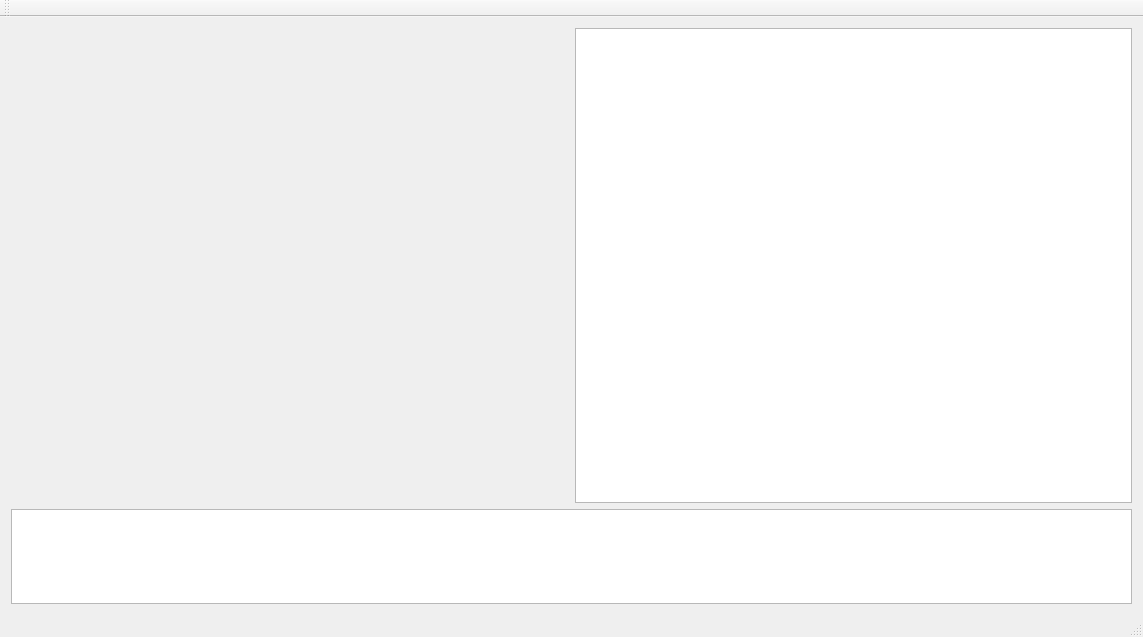
Qt form Rhea/mainwindow.ui (leuat/OK64) before a commit.
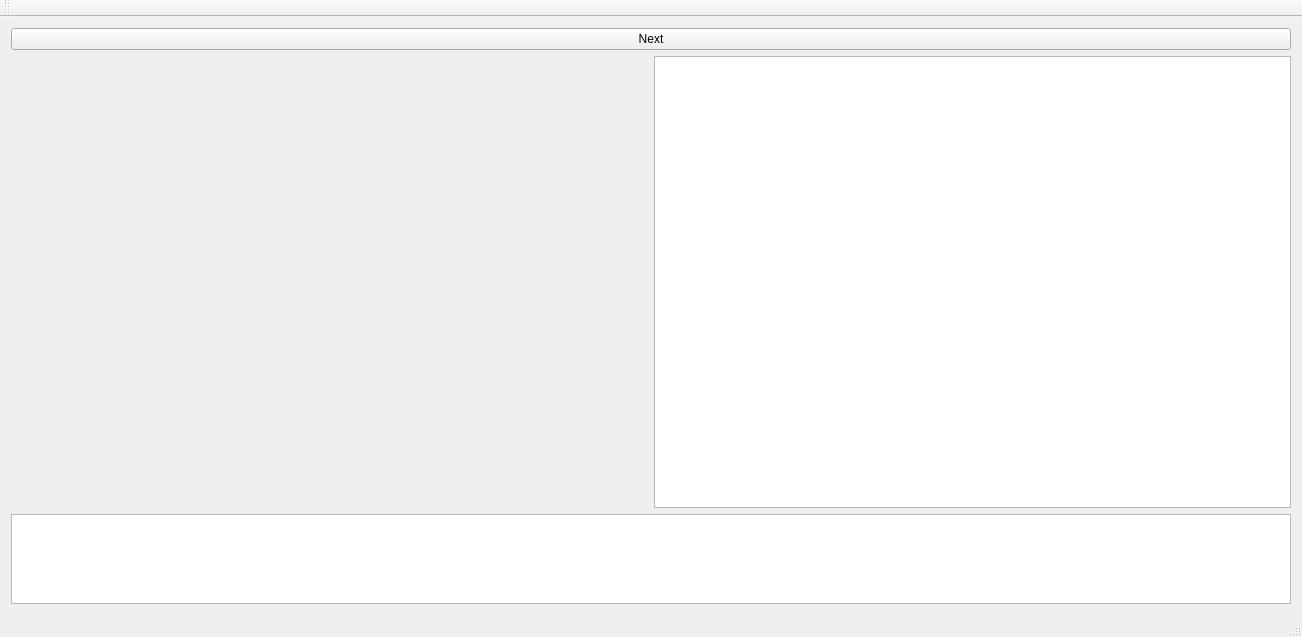
The same form after that commit.

The edit to the form file:
```diff
--- a/Rhea/mainwindow.ui
+++ b/Rhea/mainwindow.ui
@@ -6,7 +6,7 @@
    <rect>
     <x>0</x>
     <y>0</y>
-    <width>1143</width>
+    <width>1302</width>
     <height>637</height>
    </rect>
   </property>
@@ -46,6 +46,17 @@
       </item>
      </layout>
     </item>
+    <item row="0" column="0">
+     <layout class="QHBoxLayout" name="horizontalLayout_2">
+      <item>
+       <widget class="QPushButton" name="btnNext">
+        <property name="text">
+         <string>Next</string>
+        </property>
+       </widget>
+      </item>
+     </layout>
+    </item>
    </layout>
   </widget>
   <widget class="QMenuBar" name="menuBar">
```
Left out of the diff: 2 changed lines with no effect on the pictures.
